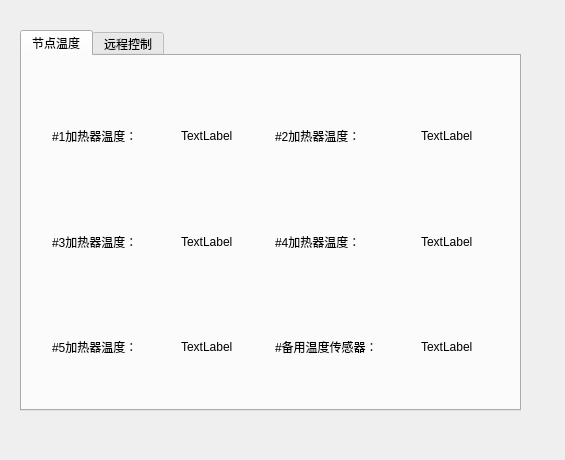
samier958/heaterClient, file cheaterrealtimedata.ui: the form before one commit.
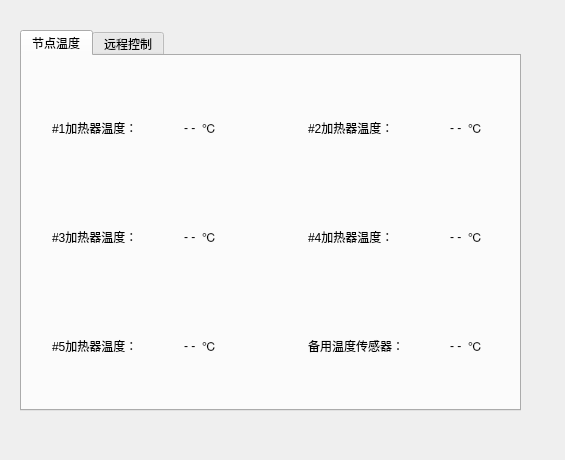
The form after the commit.

The edit to the form file:
```diff
--- a/cheaterrealtimedata.ui
+++ b/cheaterrealtimedata.ui
@@ -33,9 +33,9 @@
      <property name="geometry">
       <rect>
        <x>30</x>
-       <y>30</y>
-       <width>421</width>
-       <height>311</height>
+       <y>20</y>
+       <width>431</width>
+       <height>321</height>
       </rect>
      </property>
      <layout class="QHBoxLayout" name="horizontalLayout_7">
@@ -66,7 +66,14 @@
           <item>
            <widget class="QLabel" name="heaterTemp_1">
             <property name="text">
-             <string>TextLabel</string>
+             <string>- -</string>
+            </property>
+           </widget>
+          </item>
+          <item>
+           <widget class="QLabel" name="label_12">
+            <property name="text">
+             <string>℃</string>
             </property>
            </widget>
           </item>
@@ -97,7 +104,14 @@
           <item>
            <widget class="QLabel" name="heaterTemp_3">
             <property name="text">
-             <string>TextLabel</string>
+             <string>- -</string>
+            </property>
+           </widget>
+          </item>
+          <item>
+           <widget class="QLabel" name="label_13">
+            <property name="text">
+             <string>℃</string>
             </property>
            </widget>
           </item>
@@ -128,7 +142,14 @@
           <item>
            <widget class="QLabel" name="heaterTemp_5">
             <property name="text">
-             <string>TextLabel</string>
+             <string>- -</string>
+            </property>
+           </widget>
+          </item>
+          <item>
+           <widget class="QLabel" name="label_14">
+            <property name="text">
+             <string>℃</string>
             </property>
            </widget>
           </item>
@@ -176,7 +197,14 @@
           <item>
            <widget class="QLabel" name="heaterTemp_2">
             <property name="text">
-             <string>TextLabel</string>
+             <string>- -</string>
+            </property>
+           </widget>
+          </item>
+          <item>
+           <widget class="QLabel" name="label_15">
+            <property name="text">
+             <string>℃</string>
             </property>
            </widget>
           </item>
@@ -207,7 +235,14 @@
           <item>
            <widget class="QLabel" name="heaterTemp_4">
             <property name="text">
-             <string>TextLabel</string>
+             <string>- -</string>
+            </property>
+           </widget>
+          </item>
+          <item>
+           <widget class="QLabel" name="label_16">
+            <property name="text">
+             <string>℃</string>
             </property>
            </widget>
           </item>
@@ -218,7 +253,7 @@
           <item>
            <widget class="QLabel" name="label_11">
             <property name="text">
-             <string>#备用温度传感器：</string>
+             <string>备用温度传感器：</string>
             </property>
            </widget>
           </item>
@@ -238,7 +273,14 @@
           <item>
            <widget class="QLabel" name="tempSensorBackup">
             <property name="text">
-             <string>TextLabel</string>
+             <string>- -</string>
+            </property>
+           </widget>
+          </item>
+          <item>
+           <widget class="QLabel" name="label_17">
+            <property name="text">
+             <string>℃</string>
             </property>
            </widget>
           </item>
```
Left out of the diff: 12 changed lines with no effect on the pictures.
